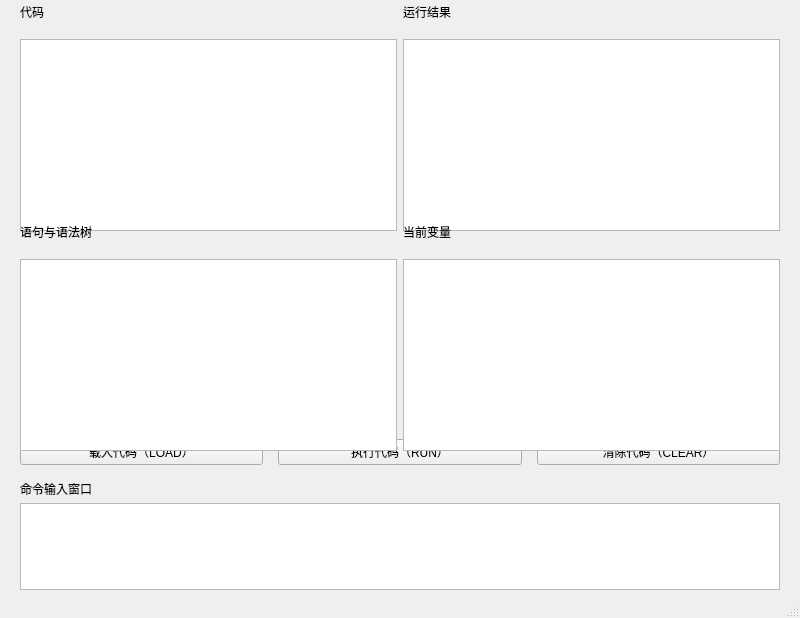
Before: the Qt Designer form mainwindow.ui in Hua-hana/MiniBasic, drawn with Qt 5.
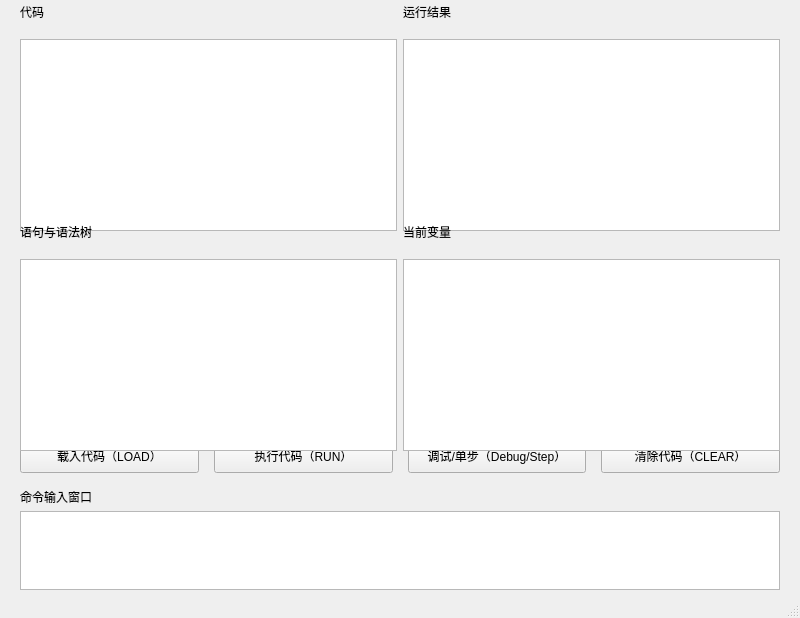
After: the same form once the commit is applied.

Commit message: add debug button

Patch:
```diff
--- a/mainwindow.ui
+++ b/mainwindow.ui
@@ -117,6 +117,19 @@
          </property>
         </widget>
        </item>
+       <item>
+        <widget class="QPushButton" name="btnDebugStep">
+         <property name="minimumSize">
+          <size>
+           <width>0</width>
+           <height>34</height>
+          </size>
+         </property>
+         <property name="text">
+          <string>调试/单步（Debug/Step）</string>
+         </property>
+        </widget>
+       </item>
        <item>
         <widget class="QPushButton" name="btnClearCode">
          <property name="sizePolicy">
```
The commit also changes 2 other files.
